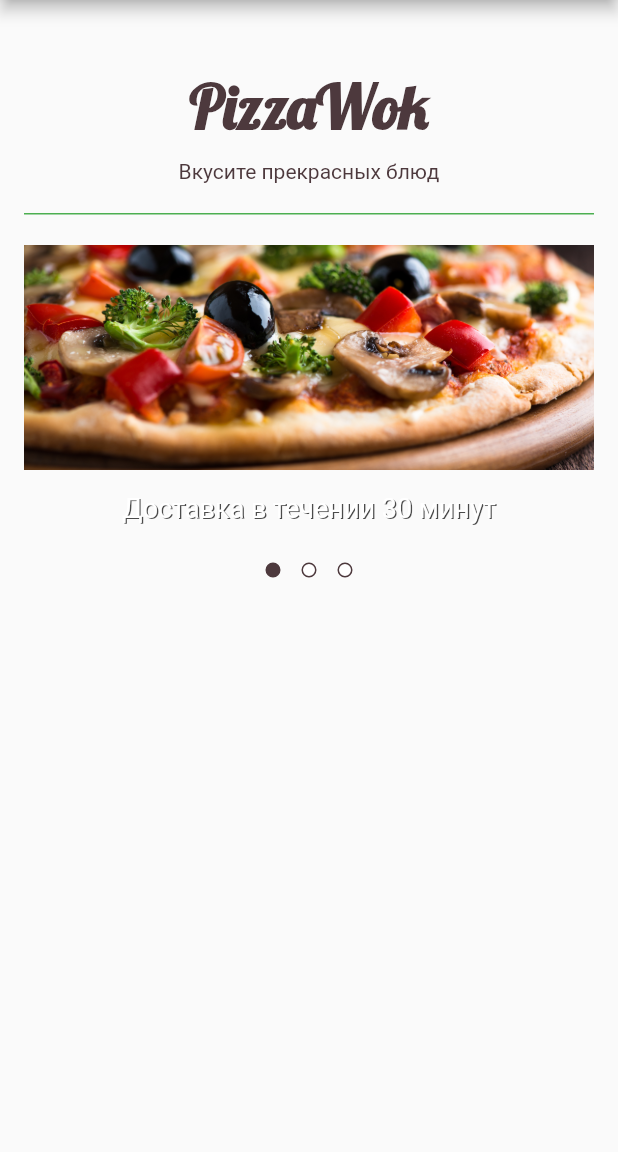
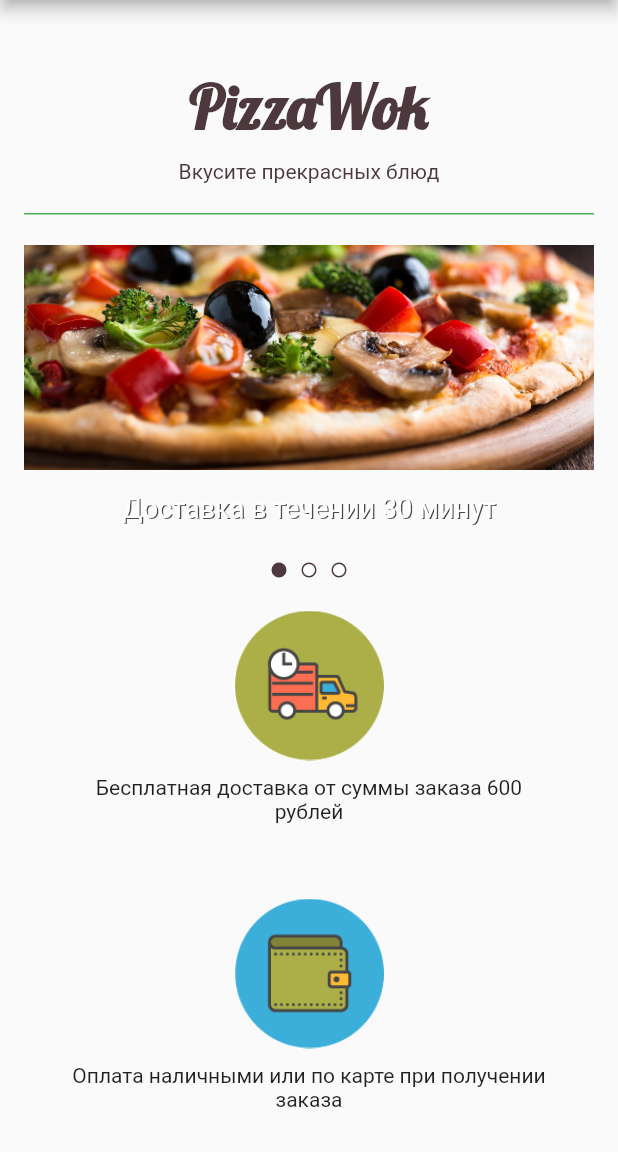
Before and after one commit to RenatSayf/online_shop, a Flutter app: the screen it shows after launch, on a phone screen of 412 x 824 dp, the part 84-1236 px from its top. Run offline on Flutter 3.47's test engine with Material 2 defaults, Android fonts, the phone set to English and light mode, and no system bars; drawn by our look-alikes of carousel_slider.

Commit message:
BenefitsContainer.dart добавлен

```diff
--- /dev/null
+++ b/lib/body/BenefitsContainer.dart
@@ -0,0 +1,57 @@
+import 'package:flutter/material.dart';
+import 'package:online_shop/carousel/AppSlide.dart';
+
+class BenefitsContainer extends StatelessWidget {
+
+  final List<AppSlide> _slides = [
+    AppSlide(
+      image: AssetImage('assets/images/ben1.png'),
+      text: 'Бесплатная доставка от суммы заказа 600 рублей',
+    ),
+    AppSlide(
+      image: AssetImage('assets/images/ben2.png'),
+      text: 'Оплата наличными или по карте при получении заказа',
+    ),
+    AppSlide(
+      image: AssetImage('assets/images/ben3.png'),
+      text: 'Заказы принимаются круглосуточно в праздники и выходные',
+    )
+  ];
+
+  Container benefit(AppSlide slide){
+      return Container(
+          padding: EdgeInsets.all(20),
+          child: Column(
+              children: <Widget>[
+                  Container(
+                      width: 100,
+                      height: 100,
+                      decoration: BoxDecoration(
+                          image: DecorationImage(
+                              image: slide.image,
+                              fit: BoxFit.cover
+                          )
+                      ),
+                  ),
+                  Container(
+                      padding: EdgeInsets.all(10),
+                      child: Text(slide.text, style: TextStyle(
+
+                      ),textAlign: TextAlign.center,),
+                  )
+              ],
+          ),
+      );
+  }
+
+  @override
+  Widget build(BuildContext context) {
+    return Column(
+        children: <Widget>[
+            benefit(_slides[0]),
+            benefit(_slides[1]),
+            benefit(_slides[2])
+        ],
+    );
+  }
+}
--- a/lib/carousel/AppCarouselSlider.dart
+++ b/lib/carousel/AppCarouselSlider.dart
@@ -99,7 +99,7 @@ class _AppCarouselSliderState extends State<AppCarouselSlider> {
                         return Container(
                             width: 10,
                             height: 10,
-                            margin: EdgeInsets.symmetric(horizontal: 7.0, vertical: 2.0),
+                            margin: EdgeInsets.symmetric(horizontal: 5.0, vertical: 2.0),
                             decoration: BoxDecoration(
                                 shape: BoxShape.circle,
                                 color: _current == index ? mainColor : Colors.white,
--- a/lib/main.dart
+++ b/lib/main.dart
@@ -1,4 +1,5 @@
 import 'package:flutter/material.dart';
+import 'package:online_shop/body/BenefitsContainer.dart';
 import 'package:online_shop/carousel/AppCarouselSlider.dart';
 import 'package:online_shop/menu/ShopDrawer.dart';
 import 'package:online_shop/shop_title/ShopTitle.dart';
@@ -25,7 +26,8 @@ class Shop extends StatelessWidget {
                             header: 'PizzaWok',
                             tagline: 'Вкусите прекрасных блюд',
                         ),
-                        AppCarouselSlider()
+                        AppCarouselSlider(),
+                        BenefitsContainer()
                     ],
                 ),
             ),
--- a/pubspec.yaml
+++ b/pubspec.yaml
@@ -46,6 +46,9 @@ flutter:
    - assets/images/pizza1.png
    - assets/images/pizza2.png
    - assets/images/pizza3.png
+   - assets/images/ben1.png
+   - assets/images/ben2.png
+   - assets/images/ben3.png
 
   # An image asset can refer to one or more resolution-specific "variants", see
   # https://flutter.dev/assets-and-images/#resolution-aware.
```
Also changed, not shown: assets/images/ben1.png (added), assets/images/ben2.png (added), assets/images/ben3.png (added).
